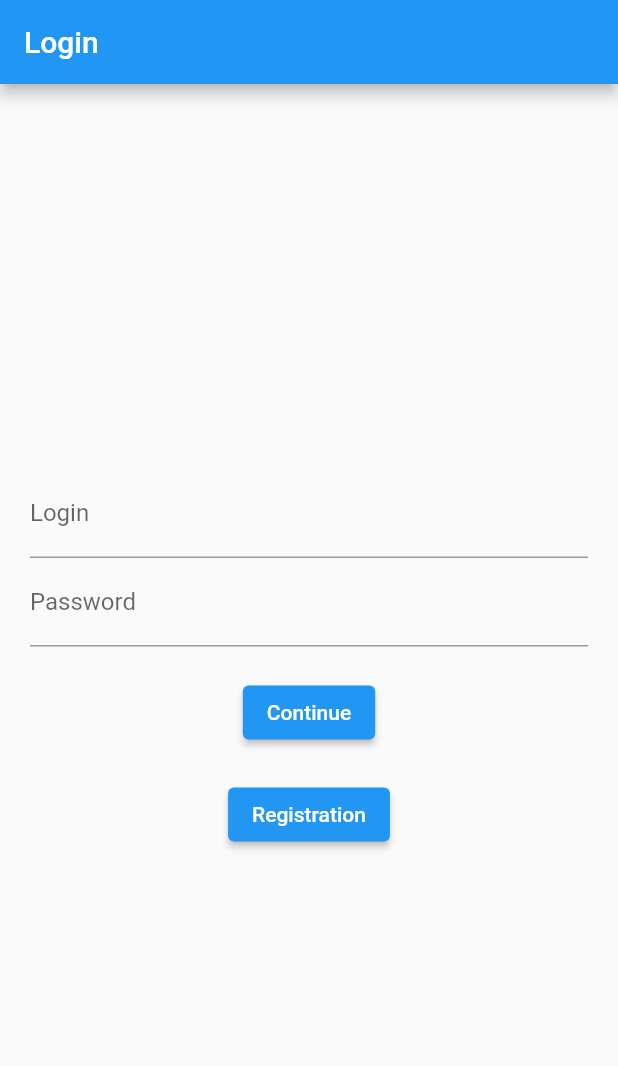
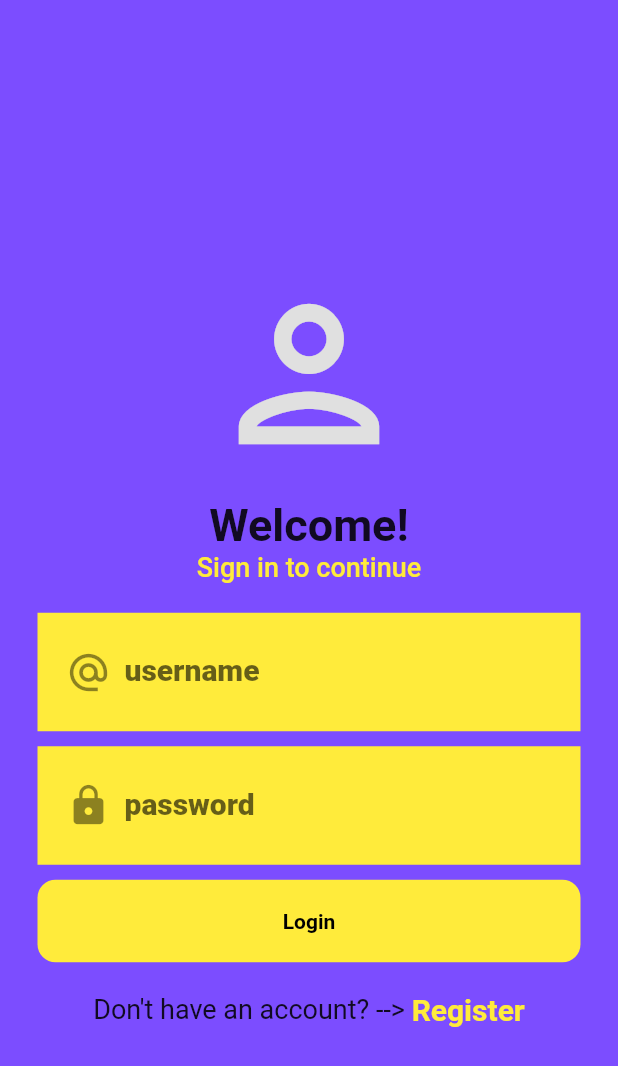
Before and after one commit to nurzhan-132/our-kahoot, a Flutter app: the screen it shows after launch, on a phone screen of 412 x 824 dp. Shown: the top 1066 px of the screen. Run offline on Flutter 3.47's test engine with Material 2 defaults, Android fonts, the phone set to English and light mode, and no system bars.

Commit message:
Login screen style update

```diff
--- a/lib/models/login.dart
+++ b/lib/models/login.dart
@@ -1,10 +1,25 @@
 
 
 class Login {
-  final int id;
-  String name;
-  String password;
-  String status;
 
-  Login({required this.id, this.name = '', this.password = '', this.status = 'user'});
+  String _name = '';
+  String _password;
+  String _id = '';
+
+
+  Login(this._name,this._password);
+
+//   static const keyName = 'name';
+//   static const keyPassword = 'password';
+//
+//   get name => _name;
+//   get password => _password;
+//
+//   Login.fromJson(Map<String, dynamic> data){
+//     _name = data['name'];
+//     _password = data['password'];
+//
+//   }
+//
+//
 }
--- a/lib/views/login_screen.dart
+++ b/lib/views/login_screen.dart
@@ -19,47 +19,138 @@ class _LoginScreenState extends State<LoginScreen> {
   @override
   Widget build(BuildContext context) {
     return Scaffold(
-      appBar: AppBar(
-        title: const Text('Login'),
+        backgroundColor: Colors.deepPurpleAccent,
+        body: Padding(
+            padding: EdgeInsets.all(25),
+            child: Center(
+              child: SingleChildScrollView(
+                child: Column(
+                  children: [
+                    SizedBox(height: 40),
+                    Icon(Icons.person_outlined,
+                        color: Colors.grey[300], size: 140),
+                    SizedBox(height: 13),
+                    Text(
+                      'Welcome!',
+                      style: TextStyle(
+                        fontSize: 30,
+                        fontWeight: FontWeight.bold,
                       ),
-      body: Center(
-        child: _buildLoginForm(),
                     ),
-    );
-  }
-
-  Widget _buildLoginForm() {
-    return Form(
+                    Text(
+                      'Sign in to continue',
+                      style: TextStyle(
+                        fontSize: 18,
+                        fontWeight: FontWeight.w500,
+                        color: Colors.yellow,
+                      ),
+                    ),
+                    SizedBox(height: 20),
+                    Form(
                       key: _formKey,
-      child: Padding(
-        padding: const EdgeInsets.all(20.0),
                       child: Column(
+                        children: [
+                          Container(
+                              color: Colors.yellow,
+                              padding: EdgeInsets.symmetric(
+                                  horizontal: 10, vertical: 5),
+                              child: TextFormField(
+                                controller: _nameController,
+                                style: TextStyle(
+                                  color: Theme.of(context).primaryColor,
+                                  fontWeight: FontWeight.bold,
+                                  fontSize: 22,
+                                ),
+                                decoration: InputDecoration(
+                                    border: InputBorder.none,
+                                    prefixIcon: Icon(
+                                        Icons.alternate_email_sharp,
+                                        size: 30),
+                                    labelText: 'username',
+                                    labelStyle: TextStyle(
+                                      fontSize: 20,
+                                      fontWeight: FontWeight.w800,
+                                    )),
+                                validator: (text) =>
+                                    text!.isEmpty ? 'Enter your login' : null,
+                              )),
+                          SizedBox(height: 10),
+                          Container(
+                              color: Colors.yellow,
+                              padding: EdgeInsets.symmetric(
+                                  horizontal: 10, vertical: 5),
+                              child: TextFormField(
+                                controller: _passwordController,
+                                obscureText: true,
+                                style: TextStyle(
+                                  color: Theme.of(context).primaryColor,
+                                  fontWeight: FontWeight.bold,
+                                  fontSize: 22,
+                                ),
+                                decoration: InputDecoration(
+                                    border: InputBorder.none,
+                                    prefixIcon: Icon(Icons.lock, size: 30),
+                                    labelText: 'password',
+                                    labelStyle: TextStyle(
+                                      fontSize: 20,
+                                      fontWeight: FontWeight.w800,
+                                    )),
+                                validator: (text) => text!.isEmpty
+                                    ? 'Enter your password'
+                                    : null,
+                              )),
+                          SizedBox(height: 10),
+                          SizedBox(
+                              height: 55,
+                              width: double.infinity,
+                              child: FlatButton(
+                                color: Colors.yellow,
+                                textColor: Colors.white,
+                                onPressed: _validate,
+                                shape: RoundedRectangleBorder(
+                                  borderRadius: BorderRadius.circular(12),
+                                ),
+                                child: Text(
+                                  'Login',
+                                  style: TextStyle(
+                                    color: Colors.black,
+                                    fontWeight: FontWeight.bold,
+                                  ),
+                                ),
+                              )),
+                          SizedBox(height: 20),
+                        ],
+                      ),
+                    ),
+                    Row(
                       mainAxisAlignment: MainAxisAlignment.center,
                       children: [
-            TextFormField(
-              controller: _nameController,
-              decoration: const InputDecoration(labelText: 'Login'),
-              validator: (text) => text!.isEmpty ? 'Enter your login' : null,
+                        Text(
+                          "Don't have an account? --> ",
+                          style: TextStyle(
+                            fontSize: 18,
                           ),
-            TextFormField(
-              controller: _passwordController,
-              keyboardType: TextInputType.visiblePassword,
-              decoration: const InputDecoration(labelText: 'Password'),
-              validator: (text) => text!.isEmpty ? 'Enter your password' : null,
                         ),
-            const SizedBox(height: 20),
-            ElevatedButton(onPressed: _validate, child: const Text('Continue')),
-            const SizedBox(height: 20),
-            ElevatedButton(
-              onPressed: () {
-                Navigator.of(context).pushNamed(RegistrationScreen.route);
+                        GestureDetector(
+                          onTap: () {
+                            Navigator.of(context)
+                                .pushNamed(RegistrationScreen.route);
                           },
-              child: const Text('Registration'),
+                          child: Text(
+                            'Register',
+                            style: TextStyle(
+                              color: Colors.yellow,
+                              fontWeight: FontWeight.bold,
+                              fontSize: 20,
+                            ),
+                          ),
+                        ),
+                      ],
                     )
                   ],
                 ),
               ),
-    );
+            )));
   }
 
   void _validate() {
```
Lines whose indentation alone changed are shown as unchanged.
